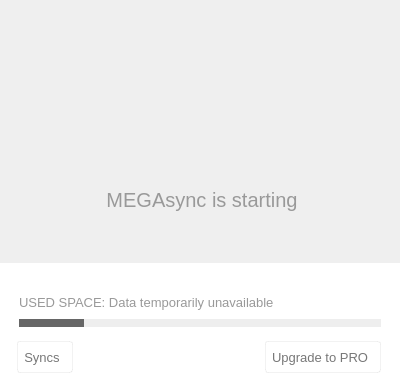
Old version of the form src/MEGASync/gui/macx/InfoDialog.ui in the repository meganz/MEGAsync.
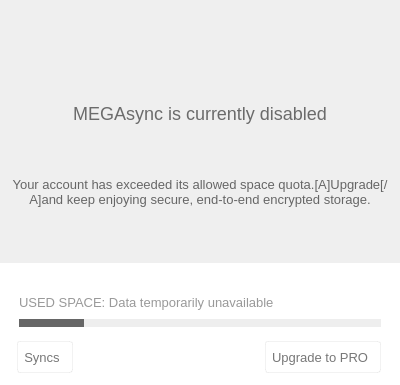
New version of the form. Icons and pictures are not drawn. Custom widgets are drawn as their Qt base class.

Commit message: Management Storage Overquota over new UI dialogs

```diff
--- a/src/MEGASync/gui/macx/InfoDialog.ui
+++ b/src/MEGASync/gui/macx/InfoDialog.ui
@@ -137,19 +137,36 @@
 {
 background-color: #EEEEEE;
 }
+
+QProgressBar#pUsageStorage[overquota=true]
+{
+background-color: #EB4444;
+}
                                                             
 QProgressBar#pUsageStorage::chunk {
 background-color: #666666;
 }
 
+QProgressBar#pUsageStorage::chunk[overquota=true] {
+background-color: #EB4444;
+}
+
 QProgressBar#pUsageQuota
 {
 background-color: #EEEEEE;
 }
+
+QProgressBar#pUsageQuota[overquota=true]
+{
+background-color: #EB4444;
+}
                                                             
 QProgressBar#pUsageQuota::chunk {
 background-color: #666666;
 }
+QProgressBar#pUsageQuota::chunk[overquota=true] {
+background-color: #EB4444;
+}
 
 #lHeader
 {
@@ -164,6 +181,32 @@
     border: none;
 }
 
+#bUpgrade[overquota=true]
+{
+ background-color: qlineargradient(x1: 0, y1: 0, x2: 0, y2: 1,
+                                      stop: 0 #999999, stop: 1 #aaaaaa);
+ border-radius: 3px;
+ border: 1px solid rgba(0, 0, 0, 45%);
+ padding: 7px 12px 7px 6px;
+ font-family: &quot;Source Sans Pro&quot;;
+ font-size: 13px;
+ color: #ffffff;
+}
+#bUpgrade::hover[overquota=true]
+{
+  border: 1px solid rgba(0, 0, 0, 60%);
+  border-radius: 3px;
+  background-color: qlineargradient(x1: 0, y1: 0, x2: 0, y2: 1,
+                                      stop: 0 #999999, stop: 1 #aaaaaa);
+}
+
+#bUpgrade::pressed[overquota=true]
+{
+  border: 1px solid rgba(0, 0, 0, 60%);
+  border-radius: 3px;
+  background-color: rgba(0, 0, 0, 50%);
+}
+
 #bSyncFolder, #bUpgrade
 {
  background-color: qlineargradient(x1: 0, y1: 0, x2: 0, y2: 1,
@@ -199,6 +242,20 @@
 font-weight: normal;
 border: none;
 color: #999999;
+}
+
+#lDisabled
+{
+  font-family: &quot;Source Sans Pro&quot;;
+  font-size: 18px;
+  color: rgba(51, 51, 51, 70%);
+}
+
+#lDescDisabled
+{
+  font-family: &quot;Source Sans Pros&quot;;
+  font-size: 13px;
+  color: #666666;
 }</string>
   </property>
   <property name="sizeGripEnabled">
@@ -514,7 +571,7 @@
             <string notr="true"/>
            </property>
            <property name="currentIndex">
-            <number>0</number>
+            <number>2</number>
            </property>
            <widget class="QWidget" name="pUpdated">
             <property name="minimumSize">
@@ -974,6 +1031,87 @@
              </item>
             </layout>
            </widget>
+           <widget class="QWidget" name="pOverQuota">
+            <layout class="QVBoxLayout" name="verticalLayout_12">
+             <property name="leftMargin">
+              <number>0</number>
+             </property>
+             <property name="topMargin">
+              <number>30</number>
+             </property>
+             <property name="rightMargin">
+              <number>0</number>
+             </property>
+             <item>
+              <widget class="QLabel" name="lDisabled">
+               <property name="sizePolicy">
+                <sizepolicy hsizetype="Preferred" vsizetype="Preferred">
+                 <horstretch>0</horstretch>
+                 <verstretch>0</verstretch>
+                </sizepolicy>
+               </property>
+               <property name="minimumSize">
+                <size>
+                 <width>0</width>
+                 <height>25</height>
+                </size>
+               </property>
+               <property name="maximumSize">
+                <size>
+                 <width>16777215</width>
+                 <height>25</height>
+                </size>
+               </property>
+               <property name="text">
+                <string>MEGAsync is currently disabled</string>
+               </property>
+               <property name="alignment">
+                <set>Qt::AlignCenter</set>
+               </property>
+               <property name="wordWrap">
+                <bool>true</bool>
+               </property>
+              </widget>
+             </item>
+             <item>
+              <widget class="QWidget" name="widget" native="true">
+               <layout class="QVBoxLayout" name="verticalLayout_6">
+                <property name="spacing">
+                 <number>0</number>
+                </property>
+                <property name="leftMargin">
+                 <number>12</number>
+                </property>
+                <property name="topMargin">
+                 <number>0</number>
+                </property>
+                <property name="rightMargin">
+                 <number>12</number>
+                </property>
+                <property name="bottomMargin">
+                 <number>0</number>
+                </property>
+                <item>
+                 <widget class="QLabel" name="lDescDisabled">
+                  <property name="text">
+                   <string>Your account has exceeded its allowed space quota.[A]Upgrade[/A]and keep enjoying secure, end-to-end encrypted storage.</string>
+                  </property>
+                  <property name="textFormat">
+                   <enum>Qt::AutoText</enum>
+                  </property>
+                  <property name="alignment">
+                   <set>Qt::AlignCenter</set>
+                  </property>
+                  <property name="wordWrap">
+                   <bool>true</bool>
+                  </property>
+                 </widget>
+                </item>
+               </layout>
+              </widget>
+             </item>
+            </layout>
+           </widget>
           </widget>
          </item>
         </layout>
```
Left out of the diff: 10 changed lines with no effect on the pictures. The commit also changes 6 other files.
